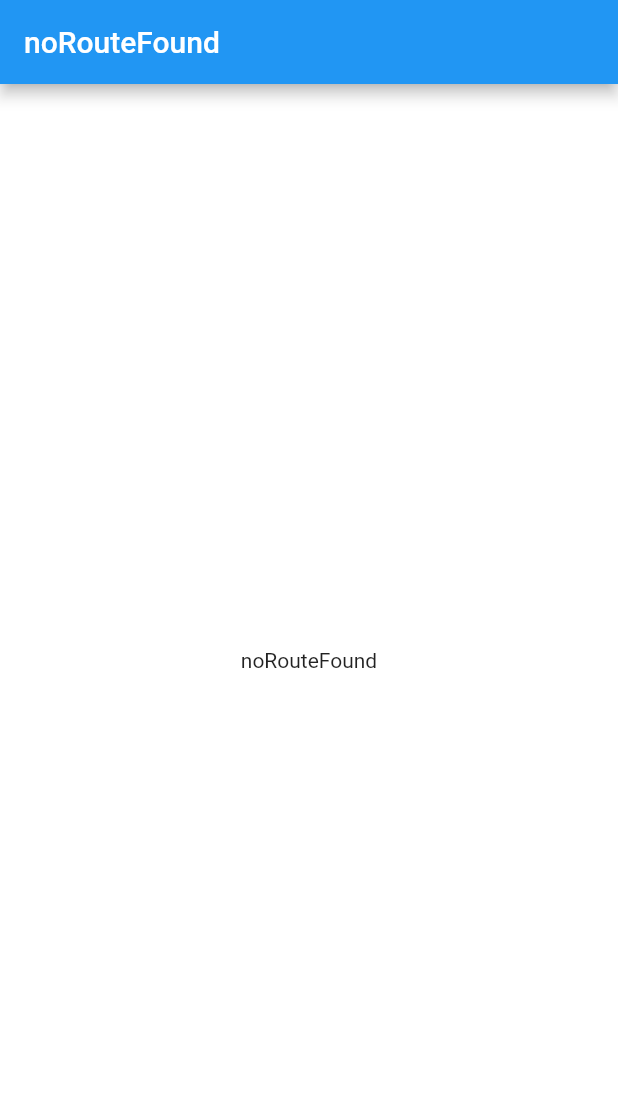
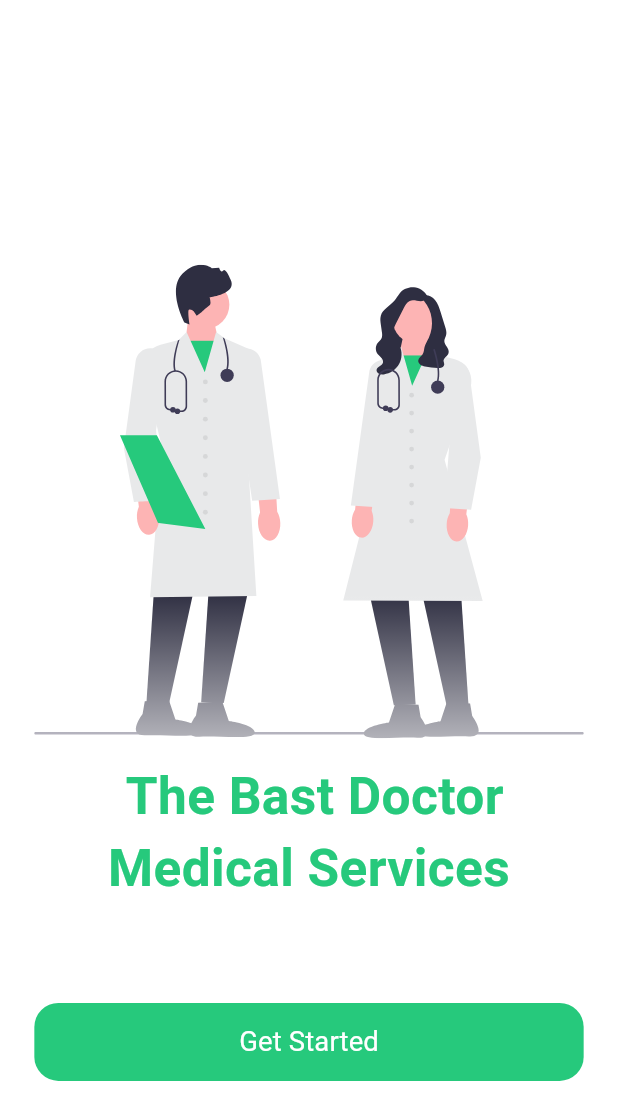
Before and after one commit to Mohamed-Bala/appointment_app, a Flutter app: the screen it shows after launch, on a phone screen of 412 x 824 dp. Shown: the top 1120 px of the screen. Run offline on Flutter 3.47's test engine with Material 2 defaults, Android fonts, the phone set to English and light mode, and no system bars; our stand-ins replace flutter_screenutil, flutter_svg.

Commit message:
add some img to the assets folder, add onboarding_view,add this onboarding view to route

```diff
--- a/lib/app.dart
+++ b/lib/app.dart
@@ -18,9 +18,10 @@ class MyApp extends StatelessWidget {
         return MaterialApp(
           debugShowCheckedModeBanner: false,
           title: 'Appointment App',
-          //  initialRoute: Routes.onBoardingRoute,
+           initialRoute: Routes.onBoardingRoute,
           onGenerateRoute: AppRoute.onGeneratorRoute,
           theme: ThemeData(
+            useMaterial3: true,
             scaffoldBackgroundColor: Colors.white,
             primaryColor: ColorManager.primary,
           ),
--- a/lib/core/resources/assets_manager.dart
+++ b/lib/core/resources/assets_manager.dart
@@ -3,6 +3,11 @@ const String svgPath = "assets/svg";
 
 class ImageAssets {
   static const String onBoardingDoctor = "$imagePath/onBoarding_doctor.jpg";
+  static const String onBoardingDoctor2 = "$imagePath/onBoarding_doctor2.jpg";
+
+  static const String onBoardingDoctor3 = "$imagePath/onBoarding_doctor3.jpg";
+
+  static const String logo = "$imagePath/logo.png";
 }
 
 class SvgAssets {
--- a/lib/core/routing/routes.dart
+++ b/lib/core/routing/routes.dart
@@ -1,3 +1,4 @@
+import 'package:appointment_app/features/onboarding/onboarding_view.dart';
 import 'package:flutter/material.dart';
 
 import '../resources/strings_manager.dart';
@@ -11,9 +12,9 @@ class AppRoute {
   static Route<dynamic> onGeneratorRoute(RouteSettings settings) {
     switch (settings.name) {
       case Routes.loginRoute:
-        return MaterialPageRoute(builder: (_) =>  Container());
+        return MaterialPageRoute(builder: (_) => Container());
       case Routes.onBoardingRoute:
-        return MaterialPageRoute(builder: (_) =>  Container());
+        return MaterialPageRoute(builder: (_) => const OnboardingView());
 
       default:
         return unDefinedRoute();
--- /dev/null
+++ b/lib/features/onboarding/onboarding_view.dart
@@ -0,0 +1,87 @@
+import 'package:flutter/material.dart';
+import 'package:flutter_screenutil/flutter_screenutil.dart';
+import 'package:flutter_svg/flutter_svg.dart';
+
+import '../../core/helper/extensions.dart';
+import '../../core/resources/assets_manager.dart';
+import '../../core/resources/color_manager.dart';
+import '../../core/resources/styles_manager.dart';
+import '../../core/routing/routes.dart';
+
+class OnboardingView extends StatelessWidget {
+  const OnboardingView({super.key});
+
+  @override
+  Widget build(BuildContext context) {
+    return Scaffold(
+        body: SafeArea(
+      child: SingleChildScrollView(
+        child: Padding(
+          padding: EdgeInsets.only(
+            top: 30.h,
+            bottom: 30.h,
+            left: 20.w,
+            right: 20.w,
+          ),
+          child: Column(
+            children: [
+              Stack(
+                children: [
+                  Container(
+                    foregroundDecoration: BoxDecoration(
+                      gradient: LinearGradient(
+                        colors: [
+                          Colors.white,
+                          Colors.white.withOpacity(0.0),
+                        ],
+                        begin: Alignment.bottomCenter,
+                        end: Alignment.topCenter,
+                        stops: const [0.14, 0.4],
+                      ),
+                    ),
+                    child: SvgPicture.asset(SvgAssets.doctor),
+                  ),
+                  Positioned(
+                    bottom: 30,
+                    left: 0,
+                    right: 0,
+                    child: Text(
+                      ' The Bast Doctor Medical Services',
+                      textAlign: TextAlign.center,
+                      style:
+                          StylesManager.font30PrimaryBold.copyWith(height: 1.4),
+                    ),
+                  ),
+                ],
+              ),
+              SizedBox(height: 30.h),
+              TextButton(
+                onPressed: () {
+                  context.pushNamed(Routes.loginRoute);
+                },
+                style: ButtonStyle(
+                  backgroundColor: MaterialStateProperty.all(
+                    ColorManager.primary,
+                  ),
+                  tapTargetSize: MaterialTapTargetSize.shrinkWrap,
+                  minimumSize: MaterialStateProperty.all(
+                    const Size(double.infinity, 52),
+                  ),
+                  shape: MaterialStateProperty.all(
+                    RoundedRectangleBorder(
+                      borderRadius: BorderRadius.circular(16),
+                    ),
+                  ),
+                ),
+                child: Text(
+                  'Get Started',
+                  style: StylesManager.font16White,
+                ),
+              ),
+            ],
+          ),
+        ),
+      ),
+    ));
+  }
+}
```
Also changed, not shown: assets/images/onBoarding_doctor2.jpg (added), assets/images/onBoarding_doctor3.jpg (added).
